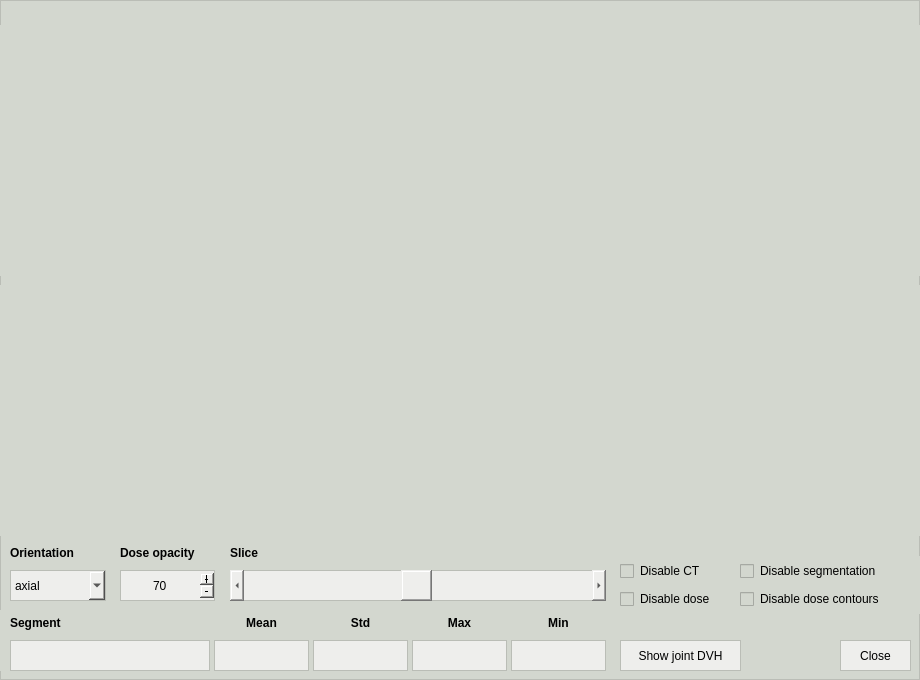
First picture: the form in pyanno4rt/gui/designs/compare_window.ui, repository pyanno4rt/pyanno4rt, before the edit.
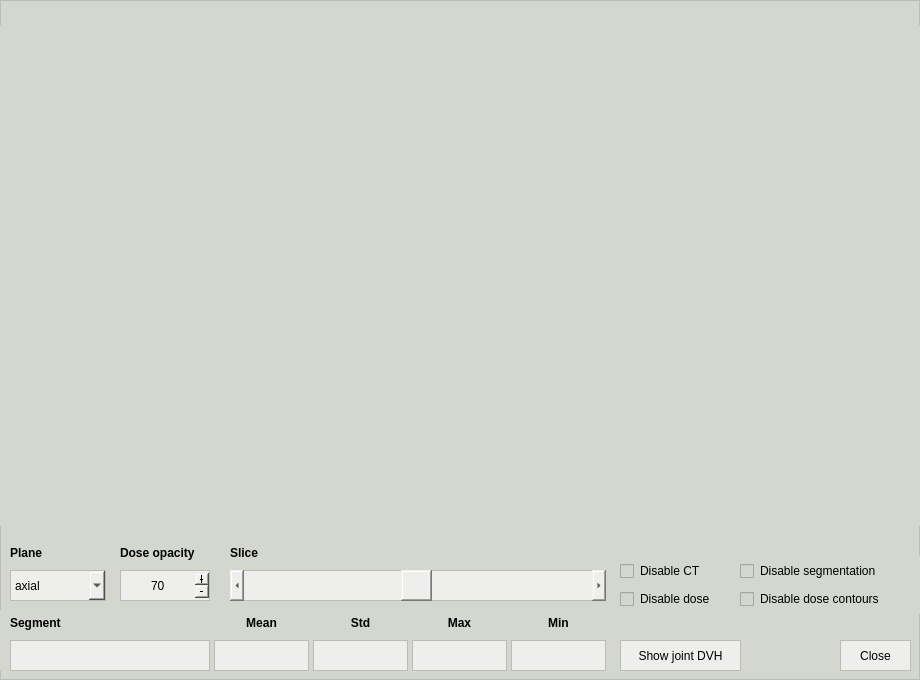
Second picture: the form after the edit.

```diff
--- a/pyanno4rt/gui/designs/compare_window.ui
+++ b/pyanno4rt/gui/designs/compare_window.ui
@@ -66,8 +66,8 @@
      <rect>
       <x>0</x>
       <y>25</y>
-      <width>311</width>
-      <height>251</height>
+      <width>314</width>
+      <height>256</height>
      </rect>
     </property>
     <property name="styleSheet">
@@ -79,13 +79,13 @@
       <number>0</number>
      </property>
      <property name="leftMargin">
-      <number>10</number>
+      <number>0</number>
      </property>
      <property name="topMargin">
-      <number>10</number>
+      <number>0</number>
      </property>
      <property name="rightMargin">
-      <number>10</number>
+      <number>0</number>
      </property>
      <property name="bottomMargin">
       <number>0</number>
@@ -142,10 +142,10 @@
    <widget class="QWidget" name="reference_dose_widget" native="true">
     <property name="geometry">
      <rect>
-      <x>305</x>
+      <x>303</x>
       <y>25</y>
-      <width>311</width>
-      <height>251</height>
+      <width>314</width>
+      <height>256</height>
      </rect>
     </property>
     <property name="styleSheet">
@@ -157,13 +157,13 @@
       <number>0</number>
      </property>
      <property name="leftMargin">
-      <number>10</number>
+      <number>0</number>
      </property>
      <property name="topMargin">
-      <number>10</number>
+      <number>0</number>
      </property>
      <property name="rightMargin">
-      <number>10</number>
+      <number>0</number>
      </property>
      <property name="bottomMargin">
       <number>0</number>
@@ -318,19 +318,19 @@
      <rect>
       <x>120</x>
       <y>570</y>
-      <width>101</width>
+      <width>96</width>
       <height>31</height>
      </rect>
     </property>
     <property name="minimumSize">
      <size>
-      <width>101</width>
+      <width>96</width>
       <height>31</height>
      </size>
     </property>
     <property name="maximumSize">
      <size>
-      <width>101</width>
+      <width>96</width>
       <height>31</height>
      </size>
     </property>
@@ -396,10 +396,10 @@
    <widget class="QWidget" name="difference_dose_widget" native="true">
     <property name="geometry">
      <rect>
-      <x>610</x>
+      <x>606</x>
       <y>25</y>
-      <width>311</width>
-      <height>251</height>
+      <width>314</width>
+      <height>256</height>
      </rect>
     </property>
     <property name="styleSheet">
@@ -411,13 +411,13 @@
       <number>0</number>
      </property>
      <property name="leftMargin">
-      <number>10</number>
+      <number>0</number>
      </property>
      <property name="topMargin">
-      <number>10</number>
+      <number>0</number>
      </property>
      <property name="rightMargin">
-      <number>10</number>
+      <number>0</number>
      </property>
      <property name="bottomMargin">
       <number>0</number>
@@ -469,9 +469,9 @@
     <property name="geometry">
      <rect>
       <x>0</x>
-      <y>285</y>
-      <width>311</width>
-      <height>251</height>
+      <y>270</y>
+      <width>314</width>
+      <height>256</height>
      </rect>
     </property>
     <property name="styleSheet">
@@ -483,13 +483,13 @@
       <number>0</number>
      </property>
      <property name="leftMargin">
-      <number>10</number>
+      <number>0</number>
      </property>
      <property name="topMargin">
-      <number>10</number>
+      <number>0</number>
      </property>
      <property name="rightMargin">
-      <number>10</number>
+      <number>0</number>
      </property>
      <property name="bottomMargin">
       <number>0</number>
@@ -506,10 +506,10 @@
    <widget class="QWidget" name="reference_dvh_widget" native="true">
     <property name="geometry">
      <rect>
-      <x>305</x>
-      <y>285</y>
-      <width>311</width>
-      <height>251</height>
+      <x>303</x>
+      <y>270</y>
+      <width>314</width>
+      <height>256</height>
      </rect>
     </property>
     <property name="styleSheet">
@@ -521,13 +521,13 @@
       <number>0</number>
      </property>
      <property name="leftMargin">
-      <number>10</number>
+      <number>0</number>
      </property>
      <property name="topMargin">
-      <number>10</number>
+      <number>0</number>
      </property>
      <property name="rightMargin">
-      <number>10</number>
+      <number>0</number>
      </property>
      <property name="bottomMargin">
       <number>0</number>
@@ -544,10 +544,10 @@
    <widget class="QWidget" name="difference_dvh_widget" native="true">
     <property name="geometry">
      <rect>
-      <x>610</x>
-      <y>285</y>
-      <width>311</width>
-      <height>251</height>
+      <x>606</x>
+      <y>270</y>
+      <width>314</width>
+      <height>256</height>
      </rect>
     </property>
     <property name="styleSheet">
@@ -559,13 +559,13 @@
       <number>0</number>
      </property>
      <property name="leftMargin">
-      <number>10</number>
+      <number>0</number>
      </property>
      <property name="topMargin">
-      <number>10</number>
+      <number>0</number>
      </property>
      <property name="rightMargin">
-      <number>10</number>
+      <number>0</number>
      </property>
      <property name="bottomMargin">
       <number>0</number>
@@ -1053,7 +1053,7 @@
      <string notr="true">border: 0px;</string>
     </property>
     <property name="text">
-     <string>Orientation</string>
+     <string>Plane</string>
     </property>
    </widget>
    <widget class="QComboBox" name="orient_cbox">
```
Left out of the diff: 16 changed lines with no effect on the pictures.
